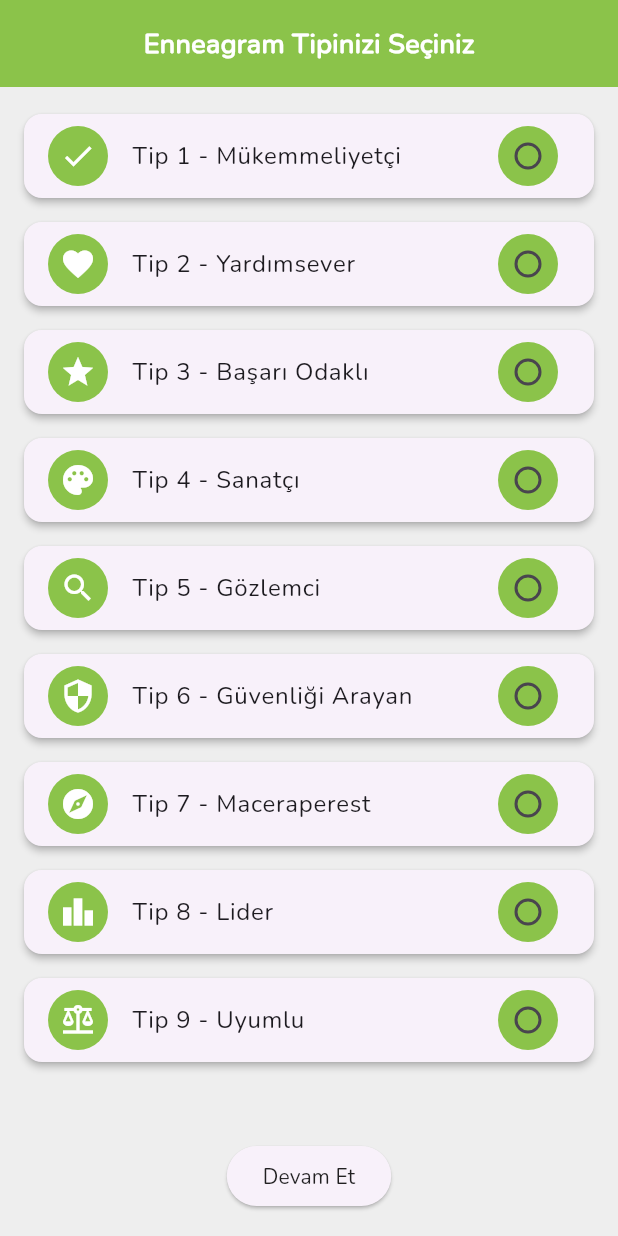
After one commit to melihyumusaker/edige_flutter, a Flutter app: the TeacherEnneagramType screen opened by its route, after a tap on "Devam Et", on a phone screen of 412 x 824 dp. The commit adds this screen. Run offline on Flutter 3.47's test engine with Material 3 defaults, Android fonts, the phone set to English and light mode, and no system bars; our stand-ins replace awesome_dialog, fl_chart, get, shared_preferences; accounts and stored records are empty; network calls fail.

Commit message:
teacher enneagram type sayfası ve about girme sayfasi yapildi

```diff
--- a/lib/screens/teacherPages/TeacherCircularPage.dart
+++ b/lib/screens/teacherPages/TeacherCircularPage.dart
@@ -8,10 +8,17 @@ class TeacherCircularPage extends StatelessWidget {
   Future<void> _initState() async {
     final teacherController = Get.find<TeacherController>();
     await teacherController.showStudents();
+    await teacherController.getTeacherInfo();
     await teacherController
         .getTeacherIdByUserId(int.parse(teacherController.user_id.value));
 
-    Get.offNamed('/TeacherHomePage');
+    if (teacherController.teacherInfo['is_enneagram_test_solved'] == 0) {
+      print("enneagram çözülmemiş");
+      Get.offNamed('/TeacherEnneagramType');
+    } else if (teacherController.teacherInfo['is_enneagram_test_solved'] == 1) {
+      print("enneagram çözülmüş");
+      Get.offNamed('/TeacherHomePage');
+    }
   }
 
   @override
--- /dev/null
+++ b/lib/screens/teacherPages/TeacherFirstEntry/TeacherEnneagramType.dart
@@ -0,0 +1,199 @@
+import 'package:edige/screens/teacherPages/TeacherFirstEntry/TeacherAboutPage.dart';
+import 'package:flutter/material.dart';
+import 'package:get/get.dart';
+
+class TeacherEnneagramType extends StatefulWidget {
+  const TeacherEnneagramType({Key? key}) : super(key: key);
+
+  @override
+  // ignore: library_private_types_in_public_api
+  _EnneagramTypeState createState() => _EnneagramTypeState();
+}
+
+class _EnneagramTypeState extends State<TeacherEnneagramType> {
+  int selectedTypeIndex = -1; // Seçilen tipin indeksi, -1: hiçbiri seçilmedi
+
+  // Enneagram tipleri ve ikonlarını içeren liste
+  final List<Map<String, dynamic>> enneagramList = [
+    {'tip': 'Tip 1 - Mükemmeliyetçi', 'ikon': Icons.done},
+    {'tip': 'Tip 2 - Yardımsever', 'ikon': Icons.favorite},
+    {'tip': 'Tip 3 - Başarı Odaklı', 'ikon': Icons.star},
+    {'tip': 'Tip 4 - Sanatçı', 'ikon': Icons.palette},
+    {'tip': 'Tip 5 - Gözlemci', 'ikon': Icons.search},
+    {'tip': 'Tip 6 - Güvenliği Arayan', 'ikon': Icons.security},
+    {'tip': 'Tip 7 - Maceraperest', 'ikon': Icons.explore},
+    {'tip': 'Tip 8 - Lider', 'ikon': Icons.leaderboard},
+    {'tip': 'Tip 9 - Uyumlu', 'ikon': Icons.balance},
+  ];
+  bool isDialogShown = false;
+  Future<void> _initState() async {
+    if (!isDialogShown) {
+      // ignore: use_build_context_synchronously
+      showDialog(
+        context: context,
+        builder: (BuildContext context) {
+          return Dialog(
+            shape: RoundedRectangleBorder(
+              borderRadius: BorderRadius.circular(16.0),
+            ),
+            elevation: 0,
+            backgroundColor: Colors.transparent,
+            child: contentBox(context),
+          );
+        },
+      );
+
+      isDialogShown = true;
+    }
+  }
+
+  @override
+  Widget build(BuildContext context) {
+    WidgetsBinding.instance.addPostFrameCallback((_) {
+      _initState();
+    });
+
+    return Scaffold(
+      backgroundColor: Colors.grey[200], // Arka plan rengi
+      body: Column(
+        crossAxisAlignment: CrossAxisAlignment.start,
+        children: [
+          headerText(),
+          enneagramTypes(),
+          enneagramTypeSendButton(),
+        ],
+      ),
+    );
+  }
+
+  Container headerText() {
+    return Container(
+      padding: const EdgeInsets.all(16.0),
+      margin: const EdgeInsets.only(bottom: 10.0),
+      color: Colors.lightGreen, // Başlık arkaplan rengi
+      child: const Center(
+        child: Text(
+          'Enneagram Tipinizi Seçiniz',
+          style: TextStyle(
+            fontSize: 18.0,
+            fontWeight: FontWeight.bold,
+            color: Colors.white, // Başlık yazı rengi
+          ),
+        ),
+      ),
+    );
+  }
+
+  Expanded enneagramTypes() {
+    return Expanded(
+      child: ListView.builder(
+        itemCount: enneagramList.length,
+        itemBuilder: (BuildContext context, int index) {
+          return Card(
+            margin: const EdgeInsets.symmetric(horizontal: 16.0, vertical: 8.0),
+            elevation: 2, // Gölgelendirme
+            child: ListTile(
+              leading: CircleAvatar(
+                backgroundColor: Colors.lightGreen, // Ikon çerçeve rengi
+                child: Icon(
+                  enneagramList[index]['ikon'],
+                  color: Colors.white, // Ikon rengi
+                ),
+              ),
+              title: Text(
+                enneagramList[index]['tip'],
+                style: const TextStyle(fontSize: 16.0),
+              ),
+              trailing: Container(
+                width: 40.0, // Yuvarlağın genişliği
+                height: 40.0,
+                decoration: const BoxDecoration(
+                  shape: BoxShape.circle,
+                  color: Colors.lightGreen, // Yuvarlağın rengi
+                ),
+                child: Center(
+                  child: Radio<int>(
+                    activeColor: Colors.white,
+                    value: index,
+                    groupValue: selectedTypeIndex,
+                    onChanged: (int? value) {
+                      setState(() {
+                        selectedTypeIndex = value!;
+                      });
+                    },
+                  ),
+                ),
+              ),
+            ),
+          );
+        },
+      ),
+    );
+  }
+
+  Container enneagramTypeSendButton() {
+  return Container(
+    margin: const EdgeInsets.all(16.0),
+    child: Center(
+      child: ElevatedButton(
+        onPressed: () async {
+          if (selectedTypeIndex != -1) {
+            String selectedType = enneagramList[selectedTypeIndex]['tip']; // Seçilen tipi al
+            String typeNumber = selectedType.split(' - ')[0]; // "Tip X" formatında olan kısmı al
+            Get.to(() => TeacherAboutPage(enneagramType: typeNumber)); // "Tip X" formatındaki tipi TeacherAboutPage'e geçir
+          } else {
+            print('Lütfen bir tip seçin.');
+          }
+        },
+        child: const Text(
+          'Devam Et',
+          style: TextStyle(color: Colors.black87),
+        ),
+      ),
+    ),
+  );
+}
+
+}
+
+Widget contentBox(context) {
+  return Stack(
+    children: <Widget>[
+      Container(
+        padding: const EdgeInsets.all(16.0),
+        decoration: BoxDecoration(
+          shape: BoxShape.rectangle,
+          color: Colors.white,
+          borderRadius: BorderRadius.circular(16.0),
+        ),
+        child: Column(
+          mainAxisSize: MainAxisSize.min,
+          children: <Widget>[
+            const Text(
+              'Bilgilendirme',
+              style: TextStyle(fontSize: 20.0, fontWeight: FontWeight.bold),
+            ),
+            const SizedBox(height: 10.0),
+            const Text(
+              'Edigeye Hoş Geldiniz\n\nÖncelikle koç eşleşmenizi yapabilmek için daha önce çözmüş olduğunuz Enneagram Testinde çıkan sonucu işaretleyiniz.',
+              style: TextStyle(fontSize: 16.0),
+            ),
+            const SizedBox(height: 20.0),
+            Align(
+              alignment: Alignment.bottomRight,
+              child: TextButton(
+                onPressed: () {
+                  Navigator.of(context).pop();
+                },
+                child: const Text(
+                  'Tamam',
+                  style: TextStyle(fontSize: 18.0, color: Colors.blue),
+                ),
+              ),
+            ),
+          ],
+        ),
+      ),
+    ],
+  );
+}
```
Also changed, not shown: lib/config/api_config.dart (+9 -8 lines), lib/controllers/TeacherController.dart (+41 -2 lines), lib/screens/teacherPages/TeacherFirstEntry/TeacherAboutPage.dart (added, +95 -0 lines), lib/utils/Routes.dart (+9 -2 lines).
